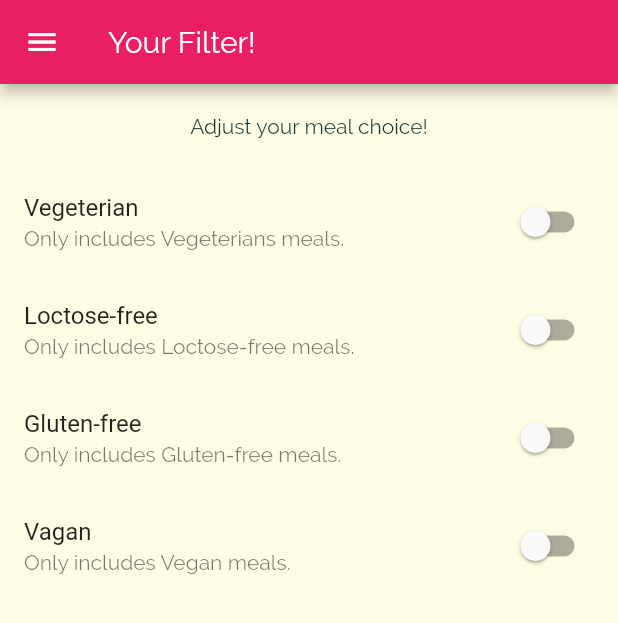
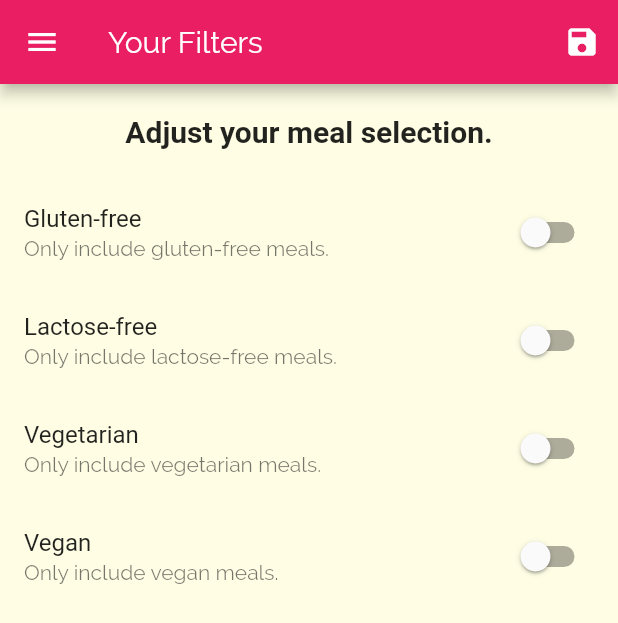
Before and after one commit to almusfuad/Simple_meal_app, a Flutter app: the FiltersScreen screen opened by its route, on a phone screen of 412 x 824 dp. Shown: the top 623 px of the screen. Run offline on Flutter 3.47's test engine with Material 2 defaults, Android fonts, the phone set to English and light mode, and no system bars; Roboto replaces fonts that are missing (RobotoCondesed).

Commit message:
complete filtering

```diff
--- a/simple_meal_app/lib/main.dart
+++ b/simple_meal_app/lib/main.dart
@@ -1,5 +1,7 @@
 import 'package:flutter/material.dart';
 
+import './dummy_data.dart';
+import './models/meal.dart';
 import './screen/filters_screen.dart';
 import './screen/tabs_screen.dart';
 import './screen/meal_details_screen.dart';
@@ -8,7 +10,43 @@ import './screen/categories_screen.dart';
 
 void main() => runApp(MyApp());
 
-class MyApp extends StatelessWidget {
+class MyApp extends StatefulWidget {
+  @override
+  _MyAppState createState() => _MyAppState();
+}
+
+class _MyAppState extends State<MyApp> {
+  Map<String, bool> _filters = {
+    'gluten': false,
+    'lactose': false,
+    'vegeterian': false,
+    'vegan': false,
+  };
+
+  List<Meal> _availableMeals = DUMMY_MEALS;
+
+  void _setFilters(Map<String, bool> filterData) {
+    setState(() {
+      _filters = filterData;
+
+      _availableMeals = DUMMY_MEALS.where((meal) {
+        if (_filters['gluten'] && !meal.isGlutenFree) {
+          return false;
+        }
+        if (_filters['lactose'] && !meal.isLactoseFree) {
+          return false;
+        }
+        if (_filters['vagetarian'] && !meal.isVegetarian) {
+          return false;
+        }
+        if (_filters['vegan'] && !meal.isVegan) {
+          return false;
+        }
+        return true;
+      }).toList();
+    });
+  }
+
   @override
   Widget build(BuildContext context) {
     return MaterialApp(
@@ -39,9 +77,11 @@ class MyApp extends StatelessWidget {
       initialRoute: '/',
       routes: {
         '/': (context) => TabsScreen(),
-        CategoryMealsScreen.routeName: (context) => CategoryMealsScreen(),
+        CategoryMealsScreen.routeName: (context) =>
+            CategoryMealsScreen(_availableMeals),
         MealDetailsScreen.routeName: (context) => MealDetailsScreen(),
-        FiltersScreen.routeName: (context) => FiltersScreen(),
+        FiltersScreen.routeName: (context) =>
+            FiltersScreen(_filters, _setFilters),
       },
       onUnknownRoute: (settings) {
         return MaterialPageRoute(builder: (context) => CategoriesScreen());
--- a/simple_meal_app/lib/screen/filters_screen.dart
+++ b/simple_meal_app/lib/screen/filters_screen.dart
@@ -5,22 +5,42 @@ import '../widgets/main_drawer.dart';
 class FiltersScreen extends StatefulWidget {
   static const routeName = '/filters';
 
+  final Function saveFilters;
+  final Map<String, bool> currentFilters;
+
+  FiltersScreen(this.currentFilters, this.saveFilters);
+
   @override
   _FiltersScreenState createState() => _FiltersScreenState();
 }
 
 class _FiltersScreenState extends State<FiltersScreen> {
   bool _glutenFree = false;
-  bool _vegetarian = false;
+  bool _vegeterian = false;
   bool _vegan = false;
-  bool _loctoseFree = false;
+  bool _lactoseFree = false;
 
-  Widget _buildSwitchListTile(String title, String description,
-      bool currentValue, Function updateValue) {
+  @override
+  initState() {
+    _glutenFree = widget.currentFilters['gluten'];
+    _lactoseFree = widget.currentFilters['lactose'];
+    _vegeterian = widget.currentFilters['vegeterian'];
+    _vegan = widget.currentFilters['vegan'];
+    super.initState();
+  }
+
+  Widget _buildSwitchListTile(
+    String title,
+    String description,
+    bool currentValue,
+    Function updateValue,
+  ) {
     return SwitchListTile(
       title: Text(title),
       value: currentValue,
-      subtitle: Text(description),
+      subtitle: Text(
+        description,
+      ),
       onChanged: updateValue,
     );
   }
@@ -29,65 +49,89 @@ class _FiltersScreenState extends State<FiltersScreen> {
   Widget build(BuildContext context) {
     return Scaffold(
       appBar: AppBar(
-        title: Text('Your Filter!'),
+        title: Text('Your Filters'),
+        actions: <Widget>[
+          IconButton(
+            icon: Icon(Icons.save),
+            onPressed: () {
+              final selectedFilters = {
+                'gluten': _glutenFree,
+                'lactose': _lactoseFree,
+                'vegan': _vegan,
+                'vegeterian': _vegeterian,
+              };
+              widget.saveFilters(selectedFilters);
+            },
+          )
+        ],
       ),
       drawer: MainDrawer(),
-      body: Center(
-        child: Column(
+      body: Column(
         children: <Widget>[
           Container(
             padding: EdgeInsets.all(20),
-              child: Text('Adjust your meal choice!'),
+            child: Text(
+              'Adjust your meal selection.',
+              // ignore: deprecated_member_use
+              style: Theme.of(context).textTheme.title,
+            ),
           ),
           Expanded(
             child: ListView(
               children: <Widget>[
                 _buildSwitchListTile(
-                    'Vegeterian',
-                    'Only includes Vegeterians meals.',
-                    _vegetarian,
+                  'Gluten-free',
+                  'Only include gluten-free meals.',
+                  _glutenFree,
                   (newValue) {
-                      setState(() {
-                        _vegetarian = newValue;
-                      });
+                    setState(
+                      () {
+                        _glutenFree = newValue;
+                      },
+                    );
                   },
                 ),
                 _buildSwitchListTile(
-                    'Loctose-free',
-                    'Only includes Loctose-free meals.',
-                    _loctoseFree,
+                  'Lactose-free',
+                  'Only include lactose-free meals.',
+                  _lactoseFree,
                   (newValue) {
-                      setState(() {
-                        _loctoseFree = newValue;
-                      });
+                    setState(
+                      () {
+                        _lactoseFree = newValue;
+                      },
+                    );
                   },
                 ),
                 _buildSwitchListTile(
-                    'Gluten-free',
-                    'Only includes Gluten-free meals.',
-                    _glutenFree,
+                  'Vegetarian',
+                  'Only include vegetarian meals.',
+                  _vegeterian,
                   (newValue) {
-                      setState(() {
-                        _glutenFree = newValue;
-                      });
+                    setState(
+                      () {
+                        _vegeterian = newValue;
+                      },
+                    );
                   },
                 ),
                 _buildSwitchListTile(
-                    'Vagan',
-                    'Only includes Vegan meals.',
+                  'Vegan',
+                  'Only include vegan meals.',
                   _vegan,
                   (newValue) {
-                      setState(() {
+                    setState(
+                      () {
                         _vegan = newValue;
-                      });
                       },
-                  ),
+                    );
+                  },
+                )
               ],
             ),
           ),
         ],
       ),
-      ),
     );
   }
 }
```
Also changed, not shown: simple_meal_app/lib/screen/category_meals_screen.dart (+5 -2 lines). Lines whose indentation alone changed are shown as unchanged.
